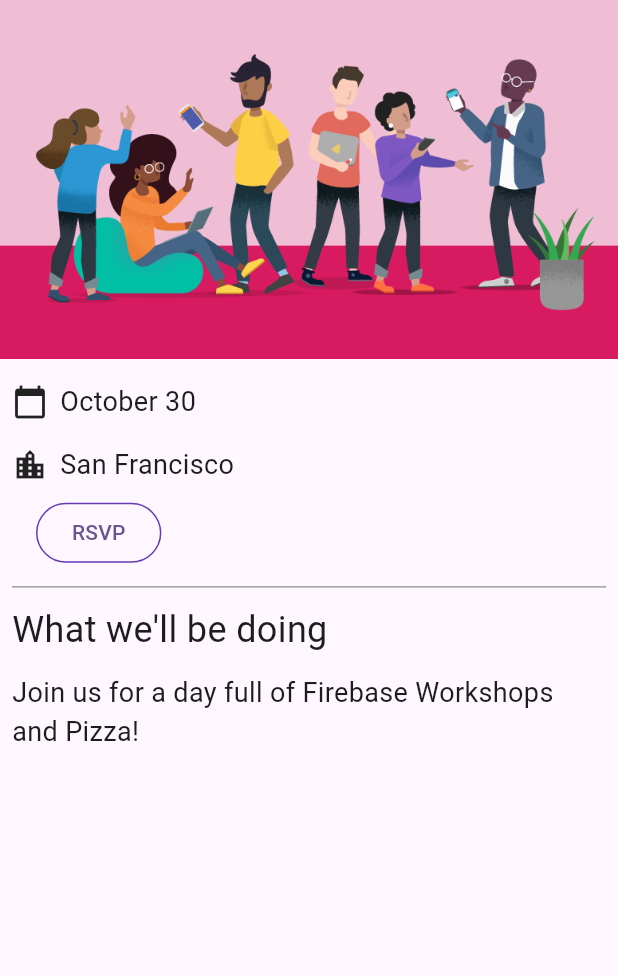
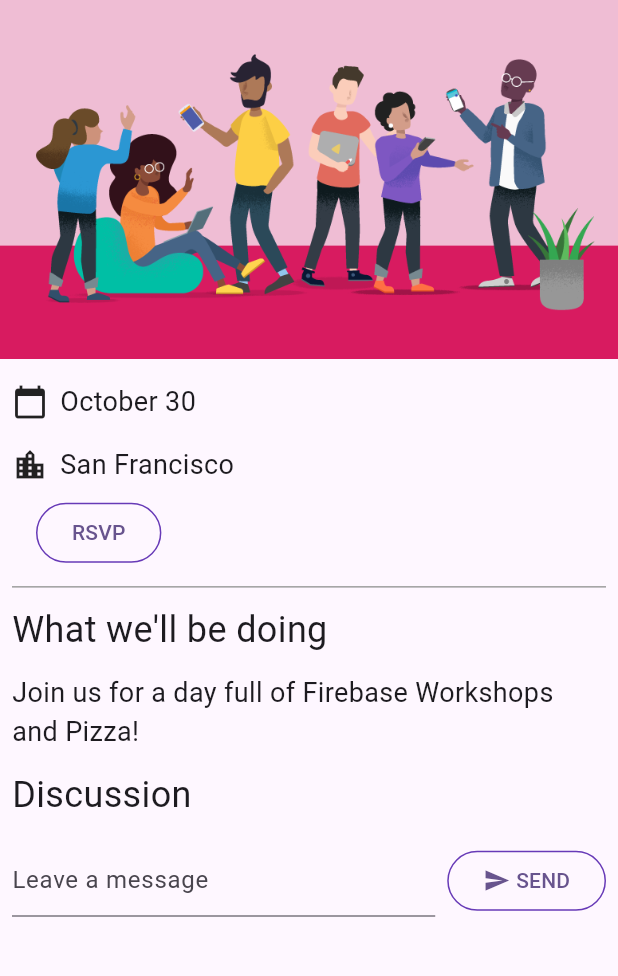
Before and after one commit to LeitMoth/firebase_demo, a Flutter app: the screen it shows after launch, on a phone screen of 412 x 824 dp, the part 84-1060 px from its top. Run offline on Flutter 3.47's test engine with Material 3 defaults, Android fonts, the phone set to English and light mode, and no system bars; our stand-ins replace cloud_firestore, firebase_auth, firebase_core, go_router, google_fonts; missing offline and left inert: firebase_ui_auth; accounts and stored records are empty.

Commit message:
add scaffolding for sending messages

```diff
--- a/firebase_demo/lib/home_page.dart
+++ b/firebase_demo/lib/home_page.dart
@@ -7,6 +7,7 @@ import 'package:firebase_auth/firebase_auth.dart' // new
         EmailAuthProvider,
         PhoneAuthProvider; // new
 import 'package:flutter/material.dart'; // new
+import 'package:gtk_flutter/guest_book.dart';
 import 'package:provider/provider.dart'; // new
 
 import 'app_state.dart'; // new
@@ -47,6 +48,8 @@ class HomePage extends StatelessWidget {
           const Paragraph(
             'Join us for a day full of Firebase Workshops and Pizza!',
           ),
+          const Header("Discussion"),
+          GuestBook(addMessage: (message) => print(message))
         ],
       ),
     );
```
Also changed, not shown: firebase_demo/lib/app_state.dart (+19 -5 lines).
